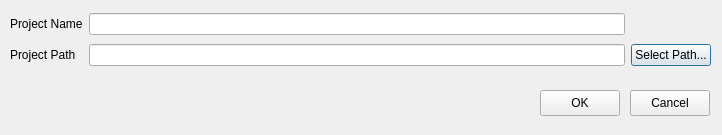
The window that brickleedit/src/gui/newproject/newprojectdialog.ui (paarm/bricklebrit) describes before a commit, drawn with Qt 5.
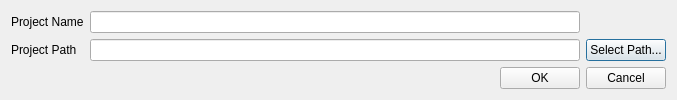
The same window after the commit.

```diff
--- a/brickleedit/src/gui/newproject/newprojectdialog.ui
+++ b/brickleedit/src/gui/newproject/newprojectdialog.ui
@@ -6,22 +6,15 @@
    <rect>
     <x>0</x>
     <y>0</y>
-    <width>722</width>
-    <height>135</height>
+    <width>677</width>
+    <height>98</height>
    </rect>
   </property>
   <property name="windowTitle">
    <string>New Project</string>
   </property>
-  <widget class="QWidget" name="formLayoutWidget">
-   <property name="geometry">
-    <rect>
-     <x>10</x>
-     <y>10</y>
-     <width>701</width>
-     <height>60</height>
-    </rect>
-   </property>
+  <layout class="QVBoxLayout" name="verticalLayout">
+   <item>
    <layout class="QGridLayout" name="gridLayout">
     <item row="1" column="1">
      <widget class="QLineEdit" name="projectPath">
@@ -59,33 +52,39 @@
      </widget>
     </item>
    </layout>
-  </widget>
+   </item>
+   <item>
+    <layout class="QHBoxLayout" name="horizontalLayout">
+     <item>
+      <spacer name="horizontalSpacer">
+       <property name="orientation">
+        <enum>Qt::Horizontal</enum>
+       </property>
+       <property name="sizeHint" stdset="0">
+        <size>
+         <width>40</width>
+         <height>20</height>
+        </size>
+       </property>
+      </spacer>
+     </item>
+     <item>
   <widget class="QPushButton" name="okButton">
-   <property name="geometry">
-    <rect>
-     <x>540</x>
-     <y>90</y>
-     <width>80</width>
-     <height>26</height>
-    </rect>
-   </property>
    <property name="text">
     <string>OK</string>
    </property>
   </widget>
+     </item>
+     <item>
   <widget class="QPushButton" name="cancelButton">
-   <property name="geometry">
-    <rect>
-     <x>630</x>
-     <y>90</y>
-     <width>80</width>
-     <height>26</height>
-    </rect>
-   </property>
    <property name="text">
     <string>Cancel</string>
    </property>
   </widget>
+     </item>
+    </layout>
+   </item>
+  </layout>
  </widget>
  <tabstops>
   <tabstop>projectName</tabstop>
```
Lines whose indentation alone changed are shown as unchanged.
